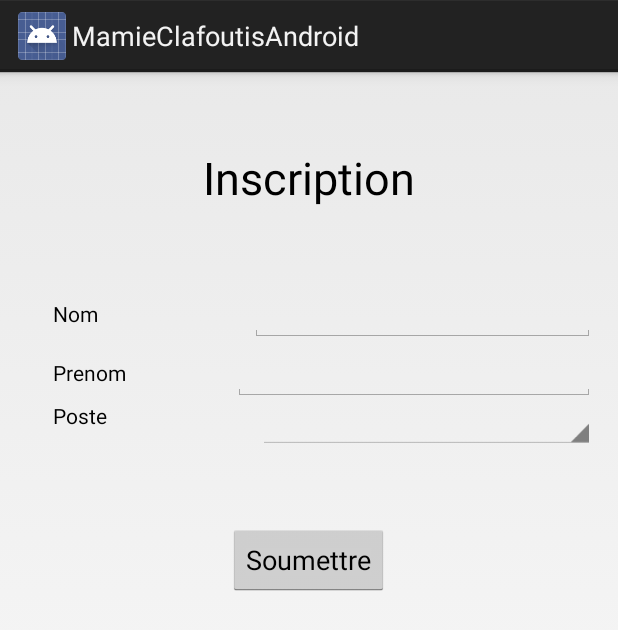
After one commit to ArseneMayam/MamieClafoutisAndroid, an Android app: the layout activity_inscription.xml on its own in the app's theme, with its tools: preview values and no code run, on a phone screen of 412 x 824 dp. The commit adds this screen. Shown: the top 630 px of the screen. Run offline under Robolectric (Android 15) with nearby library versions, the phone set to English and light mode, and no system bars.

Commit message:
InscriptionActivity

```diff
--- /dev/null
+++ b/app/src/main/java/com/example/arsene/mamieclafoutisandroid/InscriptionActivity.java
@@ -0,0 +1,58 @@
+package com.example.arsene.mamieclafoutisandroid;
+
+import android.app.Activity;
+import android.content.Context;
+import android.support.v7.app.AppCompatActivity;
+import android.os.Bundle;
+import android.view.View;
+import android.widget.ArrayAdapter;
+import android.widget.Button;
+import android.widget.EditText;
+import android.widget.Spinner;
+
+public class InscriptionActivity extends Activity {
+
+    Context ctx;
+    Spinner spinnerPoste;
+    EditText inputNom;
+    EditText inputPrenom;
+    Button bttnSoumettreInscription;
+    ArrayAdapter<String> spinnerAdapter;
+
+
+    @Override
+    protected void onCreate(Bundle savedInstanceState) {
+        super.onCreate(savedInstanceState);
+        setContentView(R.layout.activity_inscription);
+        ctx = this;
+
+        // get les composants inputs
+        inputNom = (EditText) findViewById(R.id.inputNom);
+        inputPrenom =(EditText) findViewById(R.id.inputPrenom);
+        spinnerPoste = (Spinner) findViewById(R.id.spinnerPoste);
+
+        //le button
+        bttnSoumettreInscription = (Button) findViewById(R.id.bttnSoumettreInscription);
+
+
+        // Array adapter pour le spinner
+        String[] lesPostes ={"professionelle"};
+        spinnerAdapter = new ArrayAdapter<String>(ctx,android.R.layout.simple_spinner_dropdown_item,lesPostes);
+        spinnerPoste.setAdapter(spinnerAdapter);
+
+        // quel poste a été selectionné
+        String lePoste = spinnerPoste.getSelectedItem().toString();
+
+
+        // ecoute sur bttn soumettre
+        bttnSoumettreInscription.setOnClickListener(new View.OnClickListener() {
+            @Override
+            public void onClick(View view) {
+
+            }
+        });
+
+
+
+    }
+}
--- /dev/null
+++ b/app/src/main/res/layout/activity_inscription.xml
@@ -0,0 +1,103 @@
+<?xml version="1.0" encoding="utf-8"?>
+<LinearLayout xmlns:android="http://schemas.android.com/apk/res/android"
+    xmlns:app="http://schemas.android.com/apk/res-auto"
+    xmlns:tools="http://schemas.android.com/tools"
+    android:layout_width="match_parent"
+    android:layout_height="match_parent"
+    tools:context="com.example.arsene.mamieclafoutisandroid.InscriptionActivity"
+    android:orientation="vertical">
+
+
+
+    <TextView
+        android:layout_marginTop="50dp"
+        android:layout_width="match_parent"
+        android:layout_height="wrap_content"
+        android:text="@string/inscription"
+        android:gravity="center"
+        android:textSize="@dimen/textSize"
+        android:textColor="@color/textColor"/>
+    <LinearLayout
+        android:layout_width="match_parent"
+        android:layout_height="wrap_content"
+        android:orientation="horizontal"
+        android:layout_marginTop="50dp">
+
+        <TextView
+            android:layout_width="wrap_content"
+            android:layout_height="wrap_content"
+            android:text="Nom"
+            android:textColor="@color/textColor"
+            android:layout_weight="1"
+            android:layout_marginLeft="35dp"
+            />
+        <EditText
+            android:id="@+id/inputNom"
+            android:layout_width="wrap_content"
+            android:layout_height="wrap_content"
+            android:textColor="@color/textColor"
+            android:layout_weight="2"
+            android:layout_marginRight="15dp"/>
+    </LinearLayout>
+
+    <LinearLayout
+        android:layout_width="match_parent"
+        android:layout_height="wrap_content"
+        android:orientation="horizontal">
+        <TextView
+            android:layout_width="wrap_content"
+            android:layout_height="wrap_content"
+            android:text="Prenom"
+            android:textColor="@color/textColor"
+            android:layout_marginLeft="@dimen/marginLeft"
+            android:layout_weight="1"/>
+
+        <EditText
+            android:id="@+id/inputPrenom"
+            android:layout_width="wrap_content"
+            android:layout_height="wrap_content"
+            android:layout_marginRight="@dimen/marginRight"
+            android:layout_weight="3"
+            android:textColor="@color/textColor" />
+
+    </LinearLayout>
+    <LinearLayout
+        android:layout_width="match_parent"
+        android:layout_height="wrap_content"
+        android:orientation="horizontal">
+        <TextView
+            android:layout_width="wrap_content"
+            android:layout_height="wrap_content"
+            android:text="Poste"
+            android:textColor="@color/textColor"
+            android:layout_marginLeft="@dimen/marginLeft"
+            android:layout_weight="1"/>
+
+        <Spinner
+            android:id="@+id/spinnerPoste"
+            android:layout_width="wrap_content"
+            android:layout_height="wrap_content"
+            android:layout_marginRight="@dimen/marginRight"
+            android:layout_weight="2">
+
+        </Spinner>
+
+
+
+
+    </LinearLayout>
+
+
+        <Button
+            android:id="@+id/bttnSoumettreInscription"
+            android:layout_width="wrap_content"
+            android:layout_height="wrap_content"
+            android:text="Soumettre"
+            android:layout_marginTop="50dp"
+            android:textColor="@color/textColor"
+            android:layout_gravity="center_horizontal"
+            />
+
+
+
+</LinearLayout>
--- a/app/src/main/res/values/colors.xml
+++ b/app/src/main/res/values/colors.xml
@@ -3,4 +3,5 @@
     <color name="colorPrimary">#3F51B5</color>
     <color name="colorPrimaryDark">#303F9F</color>
     <color name="colorAccent">#FF4081</color>
+    <color name="textColor">#000</color>
 </resources>
--- /dev/null
+++ b/app/src/main/res/values/dimen.xml
@@ -0,0 +1,7 @@
+<?xml version="1.0" encoding="utf-8"?>
+<resources>
+    <dimen name="textSize">30sp</dimen>
+    <dimen name="marginTop">15dp</dimen>
+    <dimen name="marginLeft">35dp</dimen>
+    <dimen name="marginRight">15dp</dimen>
+</resources>
--- a/app/src/main/res/values/strings.xml
+++ b/app/src/main/res/values/strings.xml
@@ -1,3 +1,4 @@
 <resources>
     <string name="app_name">MamieClafoutisAndroid</string>
+    <string name="inscription">Inscription</string>
 </resources>
```
